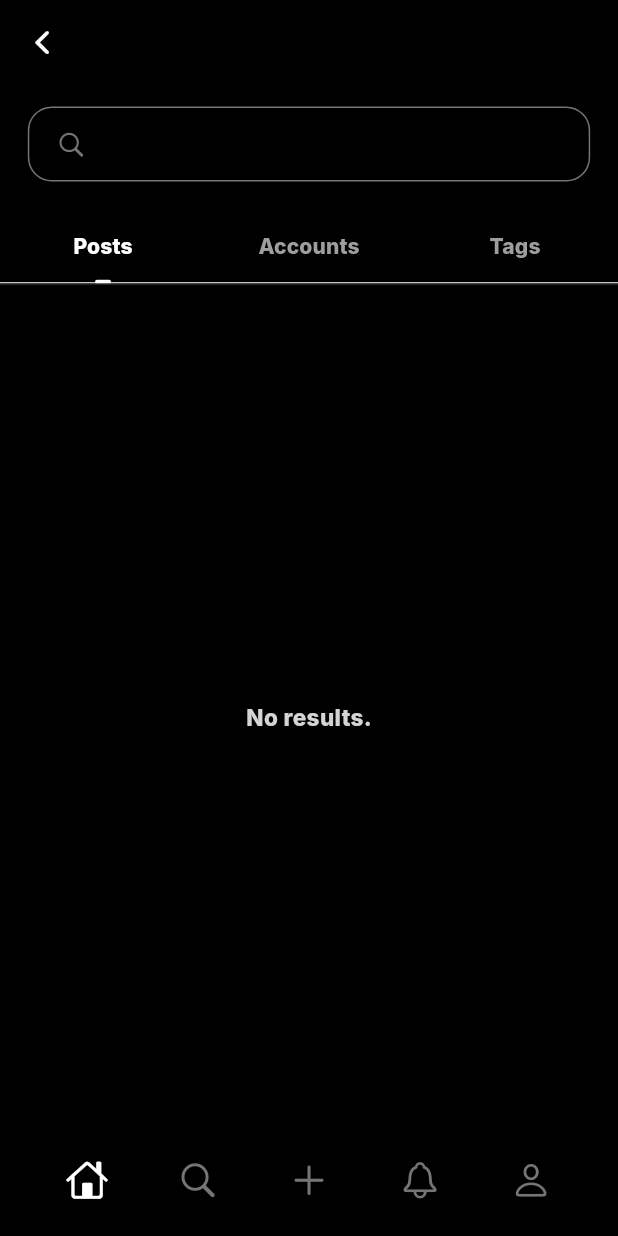
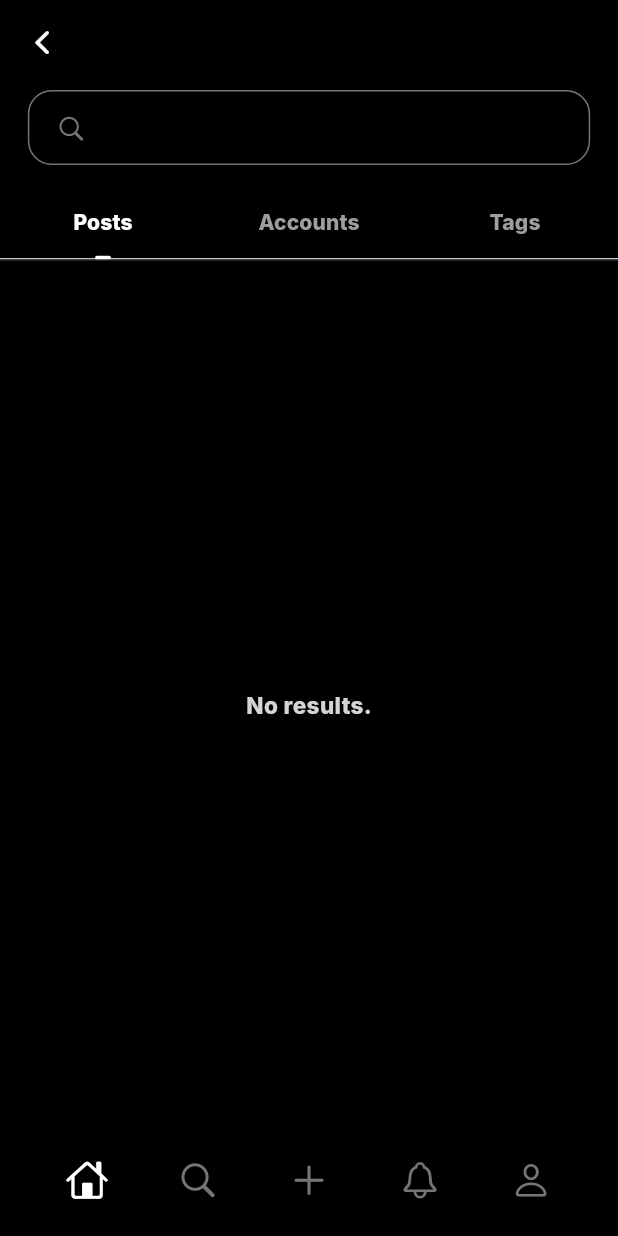
Before and after one commit to Tho100/revent, a Flutter app: the SearchResultsPage screen opened directly with empty values, on a phone screen of 412 x 824 dp. Run offline on Flutter 3.47's test engine with Material 3 defaults, Android fonts, the phone set to English and light mode, and no system bars; our stand-ins replace flutter_cache_manager, flutter_dotenv, flutter_native_image, get_it, google_fonts; missing offline and left inert: dynamic_height_grid_view, image_picker_plus, mysql_client; statements that could not run were skipped.

Commit message:
Minor UI changes on search-results page

```diff
--- a/lib/pages/search_results_page.dart
+++ b/lib/pages/search_results_page.dart
@@ -57,7 +57,7 @@ class SearchResultsPageState extends State<SearchResultsPage> with SingleTickerP
     return Column(
       children: [
 
-        const SizedBox(height: 20),
+        const SizedBox(height: 15),
 
         Column(
           mainAxisSize: MainAxisSize.min,
@@ -122,7 +122,7 @@ class SearchResultsPageState extends State<SearchResultsPage> with SingleTickerP
       headerSliverBuilder: (_, __) => [
         SliverToBoxAdapter(
           child: Padding(
-            padding: const EdgeInsets.only(top: 15.0),
+            padding: const EdgeInsets.only(top: 4.0),
             child: _buildSearchTextContainer(),
           ),
         ),
```
